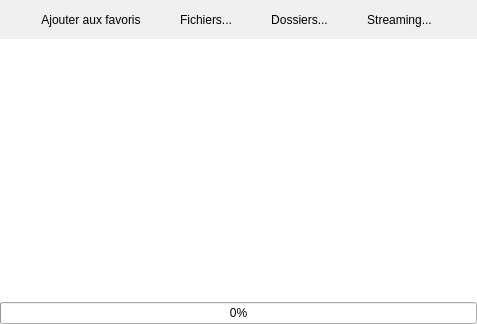
Before: the Qt Designer form src/opener.ui in RxLaboratory/Dumep, drawn with Qt 5.
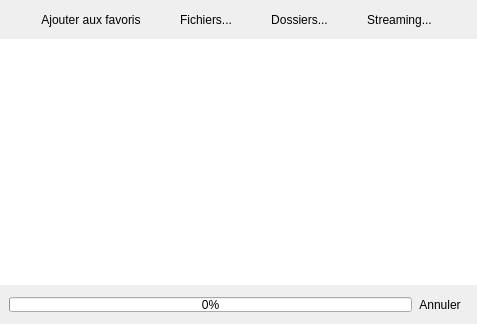
After: the same form once the commit is applied. Icons and pictures are not drawn.

Commit message: Cancel button when loading folders #18

Diff of the .ui file:
```diff
--- a/src/opener.ui
+++ b/src/opener.ui
@@ -172,13 +172,51 @@
     </widget>
    </item>
    <item>
+    <widget class="QWidget" name="progressWidget" native="true">
+     <layout class="QHBoxLayout" name="progressLayout">
+      <property name="spacing">
+       <number>0</number>
+      </property>
+      <item>
     <widget class="QProgressBar" name="progressBar">
+        <property name="maximumSize">
+         <size>
+          <width>16777215</width>
+          <height>15</height>
+         </size>
+        </property>
      <property name="value">
       <number>0</number>
      </property>
      <property name="textVisible">
       <bool>true</bool>
      </property>
+       </widget>
+      </item>
+      <item>
+       <widget class="QToolButton" name="cancelButton">
+        <property name="text">
+         <string>Annuler</string>
+        </property>
+        <property name="icon">
+         <iconset resource="ressources.qrc">
+          <normaloff>:/icones/cancel</normaloff>:/icones/cancel</iconset>
+        </property>
+        <property name="iconSize">
+         <size>
+          <width>32</width>
+          <height>32</height>
+         </size>
+        </property>
+        <property name="toolButtonStyle">
+         <enum>Qt::ToolButtonTextBesideIcon</enum>
+        </property>
+        <property name="autoRaise">
+         <bool>true</bool>
+        </property>
+       </widget>
+      </item>
+     </layout>
     </widget>
    </item>
   </layout>
```
Lines whose indentation alone changed are shown as unchanged. The commit also changes 6 other files.
